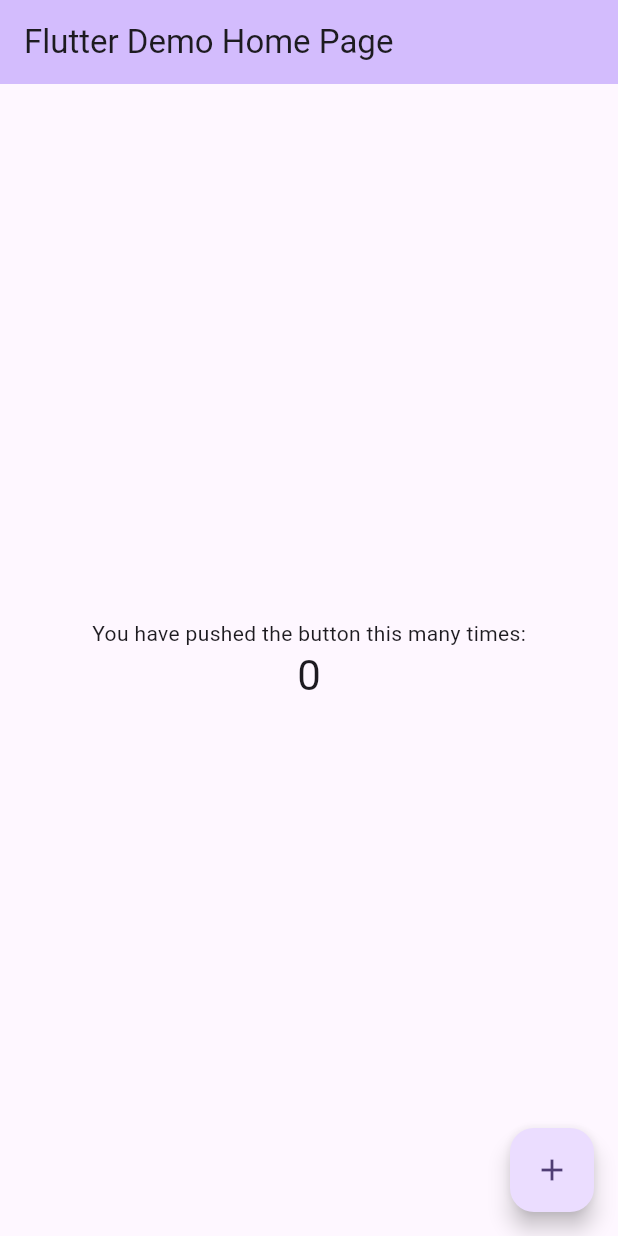
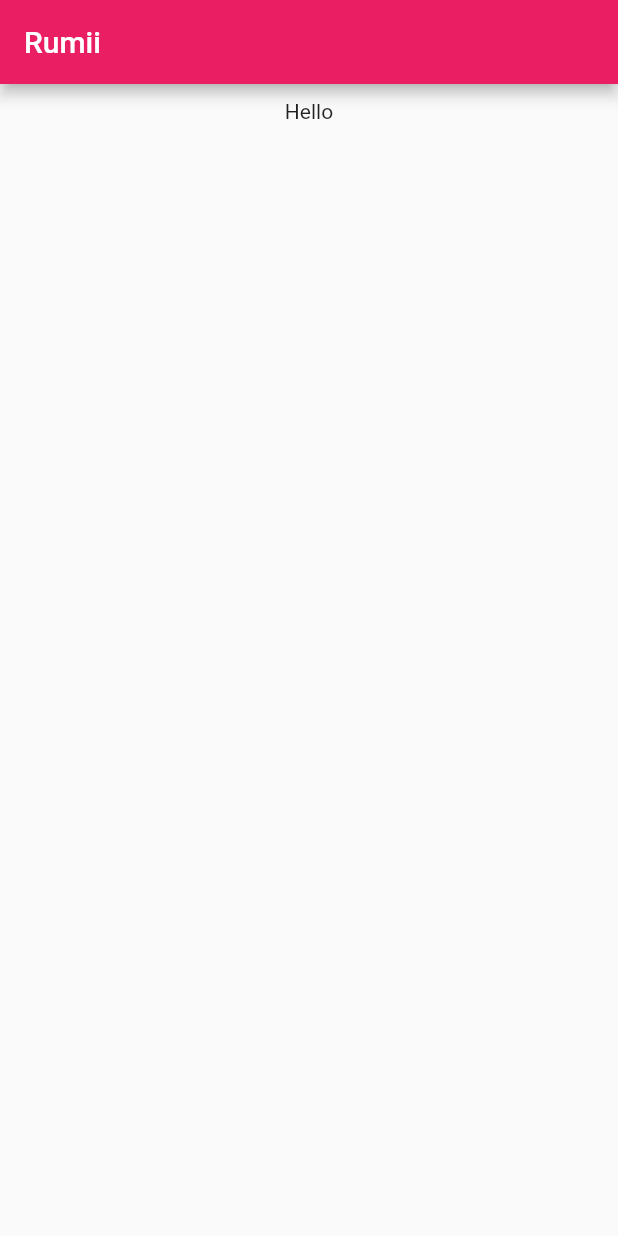
Before and after one commit to Jdd2020/rumii, a Flutter app: the screen it shows after launch, on a phone screen of 412 x 824 dp. Run offline on Flutter 3.47's test engine with Material 2 defaults, Android fonts, the light colour scheme and no system bars.

Commit message:
added basic navigation

```diff
--- a/lib/constants.dart
+++ b/lib/constants.dart
@@ -0,0 +1,4 @@
+//Different routes for the router (task1)
+const String loginRoute = '/';
+const String dashRoute = '/home';
+const String choreListRoute = '/chores';
--- a/lib/main.dart
+++ b/lib/main.dart
@@ -1,125 +1,25 @@
 import 'package:flutter/material.dart';
+import 'package:rumii/views/login_view.dart';
+import 'package:provider/provider.dart';
 
-void main() {
-  runApp(const MyApp());
-}
+import 'router.dart' as local_router;
+import 'constants.dart';
 
-class MyApp extends StatelessWidget {
-  const MyApp({super.key});
+void main() => runApp(App());
 
-  // This widget is the root of your application.
+class App extends StatelessWidget {
   @override
   Widget build(BuildContext context) {
     return MaterialApp(
-      title: 'Flutter Demo',
-      theme: ThemeData(
-        // This is the theme of your application.
-        //
-        // TRY THIS: Try running your application with "flutter run". You'll see
-        // the application has a blue toolbar. Then, without quitting the app,
-        // try changing the seedColor in the colorScheme below to Colors.green
-        // and then invoke "hot reload" (save your changes or press the "hot
-        // reload" button in a Flutter-supported IDE, or press "r" if you used
-        // the command line to start the app).
-        //
-        // Notice that the counter didn't reset back to zero; the application
-        // state is not lost during the reload. To reset the state, use hot
-        // restart instead.
-        //
-        // This works for code too, not just values: Most code changes can be
-        // tested with just a hot reload.
-        colorScheme: ColorScheme.fromSeed(seedColor: Colors.deepPurple),
-        useMaterial3: true,
+      title: "Login",
+      debugShowCheckedModeBanner: false,
+      theme: ThemeData(primarySwatch: Colors.pink),
+      home: ChangeNotifierProvider(
+        create: (context) => null,
+        child: const LoginView(),
       ),
-      home: const MyHomePage(title: 'Flutter Demo Home Page'),
+      onGenerateRoute: local_router.Router.generateRoute,
+      initialRoute: loginRoute,
     );
   }
 }
-
-class MyHomePage extends StatefulWidget {
-  const MyHomePage({super.key, required this.title});
-
-  // This widget is the home page of your application. It is stateful, meaning
-  // that it has a State object (defined below) that contains fields that affect
-  // how it looks.
-
-  // This class is the configuration for the state. It holds the values (in this
-  // case the title) provided by the parent (in this case the App widget) and
-  // used by the build method of the State. Fields in a Widget subclass are
-  // always marked "final".
-
-  final String title;
-
-  @override
-  State<MyHomePage> createState() => _MyHomePageState();
-}
-
-class _MyHomePageState extends State<MyHomePage> {
-  int _counter = 0;
-
-  void _incrementCounter() {
-    setState(() {
-      // This call to setState tells the Flutter framework that something has
-      // changed in this State, which causes it to rerun the build method below
-      // so that the display can reflect the updated values. If we changed
-      // _counter without calling setState(), then the build method would not be
-      // called again, and so nothing would appear to happen.
-      _counter++;
-    });
-  }
-
-  @override
-  Widget build(BuildContext context) {
-    // This method is rerun every time setState is called, for instance as done
-    // by the _incrementCounter method above.
-    //
-    // The Flutter framework has been optimized to make rerunning build methods
-    // fast, so that you can just rebuild anything that needs updating rather
-    // than having to individually change instances of widgets.
-    return Scaffold(
-      appBar: AppBar(
-        // TRY THIS: Try changing the color here to a specific color (to
-        // Colors.amber, perhaps?) and trigger a hot reload to see the AppBar
-        // change color while the other colors stay the same.
-        backgroundColor: Theme.of(context).colorScheme.inversePrimary,
-        // Here we take the value from the MyHomePage object that was created by
-        // the App.build method, and use it to set our appbar title.
-        title: Text(widget.title),
-      ),
-      body: Center(
-        // Center is a layout widget. It takes a single child and positions it
-        // in the middle of the parent.
-        child: Column(
-          // Column is also a layout widget. It takes a list of children and
-          // arranges them vertically. By default, it sizes itself to fit its
-          // children horizontally, and tries to be as tall as its parent.
-          //
-          // Column has various properties to control how it sizes itself and
-          // how it positions its children. Here we use mainAxisAlignment to
-          // center the children vertically; the main axis here is the vertical
-          // axis because Columns are vertical (the cross axis would be
-          // horizontal).
-          //
-          // TRY THIS: Invoke "debug painting" (choose the "Toggle Debug Paint"
-          // action in the IDE, or press "p" in the console), to see the
-          // wireframe for each widget.
-          mainAxisAlignment: MainAxisAlignment.center,
-          children: <Widget>[
-            const Text(
-              'You have pushed the button this many times:',
-            ),
-            Text(
-              '$_counter',
-              style: Theme.of(context).textTheme.headlineMedium,
-            ),
-          ],
-        ),
-      ),
-      floatingActionButton: FloatingActionButton(
-        onPressed: _incrementCounter,
-        tooltip: 'Increment',
-        child: const Icon(Icons.add),
-      ), // This trailing comma makes auto-formatting nicer for build methods.
-    );
-  }
-}
--- a/lib/router.dart
+++ b/lib/router.dart
@@ -0,0 +1,25 @@
+import 'package:flutter/material.dart';
+import 'package:rumii/views/login_view.dart';
+
+import 'package:provider/provider.dart';
+
+import 'package:rumii/constants.dart';
+
+class Router {
+  static Route<dynamic> generateRoute(RouteSettings settings) {
+    switch (settings.name) {
+      case loginRoute:
+        return MaterialPageRoute(
+            builder: (_) => ChangeNotifierProvider(
+                  create: (context) => null,
+                  child: const LoginView(),
+                ));
+      default:
+        return MaterialPageRoute(
+            builder: (_) => Scaffold(
+                  body: Center(
+                      child: Text('No route defined for ${settings.name}')),
+                ));
+    }
+  }
+}
--- a/lib/views/login_view.dart
+++ b/lib/views/login_view.dart
@@ -0,0 +1,29 @@
+import 'package:flutter/material.dart';
+
+class LoginView extends StatefulWidget {
+  const LoginView({super.key});
+
+  @override
+  // ignore: library_private_types_in_public_api
+  _LoginViewState createState() => _LoginViewState();
+}
+
+class _LoginViewState extends State<LoginView> {
+  @override
+  void initState() {
+    super.initState();
+  }
+
+  @override
+  Widget build(BuildContext context) {
+    return Scaffold(
+        appBar: AppBar(title: const Text("Rumii")),
+        body: Container(
+            padding: const EdgeInsets.all(10),
+            width: MediaQuery.of(context).size.width,
+            height: MediaQuery.of(context).size.height,
+            child: const Column(children: <Widget>[
+              Text('Hello'),
+            ])));
+  }
+}
--- a/pubspec.yaml
+++ b/pubspec.yaml
@@ -35,6 +35,8 @@ dependencies:
   # The following adds the Cupertino Icons font to your application.
   # Use with the CupertinoIcons class for iOS style icons.
   cupertino_icons: ^1.0.2
+
+  provider: '>=6.0.4'
 
 dev_dependencies:
   flutter_test:
```
Also changed, not shown: pubspec.lock.
